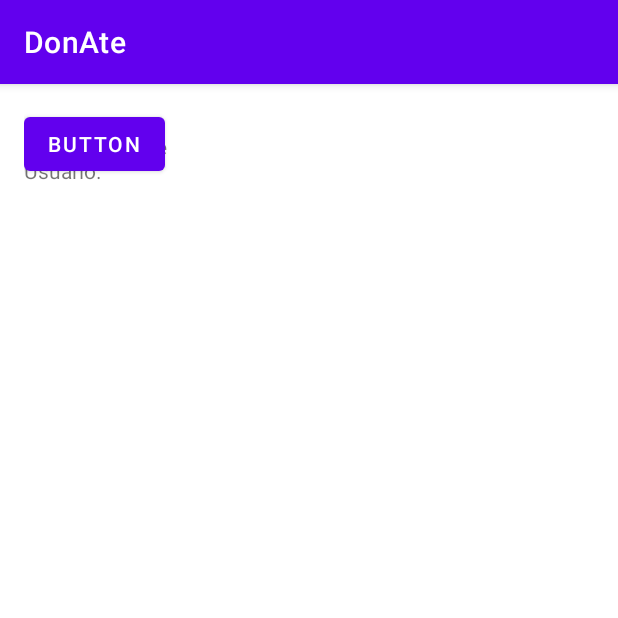
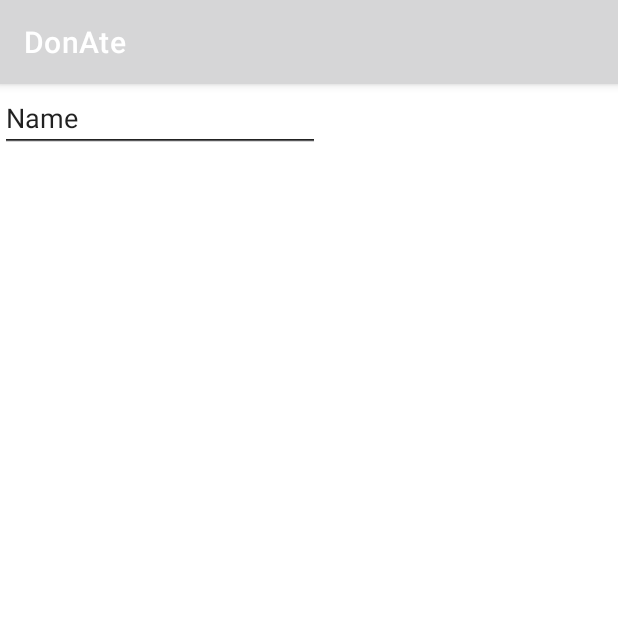
Before and after one commit to tacccu/donate, an Android app: the RegistroActivity screen opened directly, with no data from a screen before it, on a phone screen of 412 x 824 dp, the top half of it. Run offline under Robolectric (Android 15) with nearby library versions, the light colour scheme and no system bars; our stand-ins replace data binding.

Commit message:
colores y dimensiones añadidas

```diff
--- a/app/build.gradle
+++ b/app/build.gradle
@@ -46,7 +46,9 @@ dependencies {
     implementation 'androidx.navigation:navigation-fragment-ktx:2.3.5'
     implementation 'androidx.navigation:navigation-ui-ktx:2.3.5'
     implementation 'androidx.databinding:databinding-runtime:7.0.3'
+    implementation "androidx.constraintlayout:constraintlayout:2.1.0"
     testImplementation 'junit:junit:4.+'
     androidTestImplementation 'androidx.test.ext:junit:1.1.3'
     androidTestImplementation 'androidx.test.espresso:espresso-core:3.4.0'
+
 }
--- /dev/null
+++ b/app/src/main/res/drawable/buttons.xml
@@ -0,0 +1,5 @@
+<?xml version="1.0" encoding="utf-8"?>
+<shape xmlns:android="http://schemas.android.com/apk/res/android">
+    <corners android:radius="12dp"/>
+    <solid android:color="@color/morado_oscuro"/>
+</shape>
--- a/app/src/main/res/layout/activity_login.xml
+++ b/app/src/main/res/layout/activity_login.xml
@@ -5,10 +5,6 @@
     android:id="@+id/container"
     android:layout_width="match_parent"
     android:layout_height="match_parent"
-    android:paddingLeft="@dimen/activity_horizontal_margin"
-    android:paddingTop="@dimen/activity_vertical_margin"
-    android:paddingRight="@dimen/activity_horizontal_margin"
-    android:paddingBottom="@dimen/activity_vertical_margin"
     android:background="@color/cardview_light_background"
     tools:context=".ui.login.LoginActivity">
 
@@ -18,6 +14,7 @@
         android:layout_width="wrap_content"
         android:layout_height="wrap_content"
         android:text="@string/registrarse"
+        android:background="@drawable/buttons"
         />
 
 
--- a/app/src/main/res/layout/activity_registro.xml
+++ b/app/src/main/res/layout/activity_registro.xml
@@ -1,50 +1,37 @@
 <?xml version="1.0" encoding="utf-8"?>
-<RelativeLayout xmlns:android="http://schemas.android.com/apk/res/android"
-    xmlns:app="http://schemas.android.com/apk/res-auto"
+<layout xmlns:app="http://schemas.android.com/apk/res-auto"
     xmlns:tools="http://schemas.android.com/tools"
-    android:id="@+id/container"
+    xmlns:android="http://schemas.android.com/apk/res/android">
+    <androidx.constraintlayout.widget.ConstraintLayout
     android:layout_width="match_parent"
-    android:layout_height="match_parent"
-    android:paddingLeft="@dimen/activity_horizontal_margin"
-    android:paddingTop="@dimen/activity_vertical_margin"
-    android:paddingRight="@dimen/activity_horizontal_margin"
-    android:paddingBottom="@dimen/activity_vertical_margin"
-    tools:context=".ui.login.LoginActivity">
+    android:layout_height="match_parent" >
 
-    <TextView
-        android:id="@+id/textView"
-        android:layout_width="129dp"
-        android:layout_height="90dp"
-        android:layout_marginStart="32dp"
-        android:layout_marginTop="16dp"
-        android:layout_marginEnd="174dp"
-        android:layout_marginBottom="456dp"
-        android:text="@string/registrarse"
-        app:layout_constraintBottom_toBottomOf="parent"
-        app:layout_constraintEnd_toEndOf="parent"
-        app:layout_constraintHorizontal_bias="0.0"
-        app:layout_constraintStart_toStartOf="parent"
-        app:layout_constraintTop_toTopOf="parent"
-        app:layout_constraintVertical_bias="0.284" />
+        <EditText
+            android:id="@+id/editTextTextEmailAddress"
+            android:layout_width="wrap_content"
+            android:layout_height="wrap_content"
+            android:ems="10"
+            android:inputType="textEmailAddress"
+            tools:layout_editor_absoluteX="45dp"
+            tools:layout_editor_absoluteY="98dp" />
 
-    <TextView
-        android:id="@+id/textView2"
-        android:layout_width="66dp"
-        android:layout_height="29dp"
-        android:layout_marginTop="32dp"
-        android:text="@string/prompt_user"
-        app:layout_constraintBottom_toBottomOf="parent"
-        app:layout_constraintEnd_toEndOf="parent"
-        app:layout_constraintHorizontal_bias="0.139"
-        app:layout_constraintStart_toStartOf="parent"
-        app:layout_constraintTop_toBottomOf="@+id/textView"
-        app:layout_constraintVertical_bias="0.0" />
+        <EditText
+            android:id="@+id/editTextTextPersonName"
+            android:layout_width="wrap_content"
+            android:layout_height="wrap_content"
+            android:ems="10"
+            android:inputType="textPersonName"
+            android:text="Name"
+            tools:layout_editor_absoluteX="45dp"
+            tools:layout_editor_absoluteY="179dp" />
 
-    <Button
-        android:id="@+id/button"
-        android:layout_width="wrap_content"
-        android:layout_height="wrap_content"
-        android:text="Button"
-        tools:layout_editor_absoluteX="135dp"
-        tools:layout_editor_absoluteY="488dp" />
-</RelativeLayout>
+        <EditText
+            android:id="@+id/editTextPhone"
+            android:layout_width="wrap_content"
+            android:layout_height="wrap_content"
+            android:ems="10"
+            android:inputType="phone"
+            tools:layout_editor_absoluteX="45dp"
+            tools:layout_editor_absoluteY="256dp" />
+    </androidx.constraintlayout.widget.ConstraintLayout>
+</layout>
--- a/app/src/main/res/values/colors.xml
+++ b/app/src/main/res/values/colors.xml
@@ -1,10 +1,11 @@
 <?xml version="1.0" encoding="utf-8"?>
 <resources>
-    <color name="purple_200">#FFBB86FC</color>
-    <color name="purple_500">#FF6200EE</color>
-    <color name="purple_700">#FF3700B3</color>
-    <color name="teal_200">#FF03DAC5</color>
-    <color name="teal_700">#FF018786</color>
+    <color name="morado">#E8A7FF</color>
+    <color name="morado_oscuro">#b577cc</color>
+    <color name="morado_claro">#ffd9ff</color>
+    <color name="gris_claro">#e2e2e2</color>
+    <color name="gris">#858585</color>
+    <color name="azul">#80d0e8ff</color>
     <color name="black">#FF000000</color>
     <color name="white">#FFFFFFFF</color>
 </resources>
--- a/app/src/main/res/values/dimens.xml
+++ b/app/src/main/res/values/dimens.xml
@@ -1,5 +1,5 @@
 <resources>
     <!-- Default screen margins, per the Android Design guidelines. -->
-    <dimen name="activity_horizontal_margin">16dp</dimen>
-    <dimen name="activity_vertical_margin">16dp</dimen>
+    <dimen name="texto_general">16dp</dimen>
+    <dimen name="texto_pequeño">12dp</dimen>
 </resources>
```
